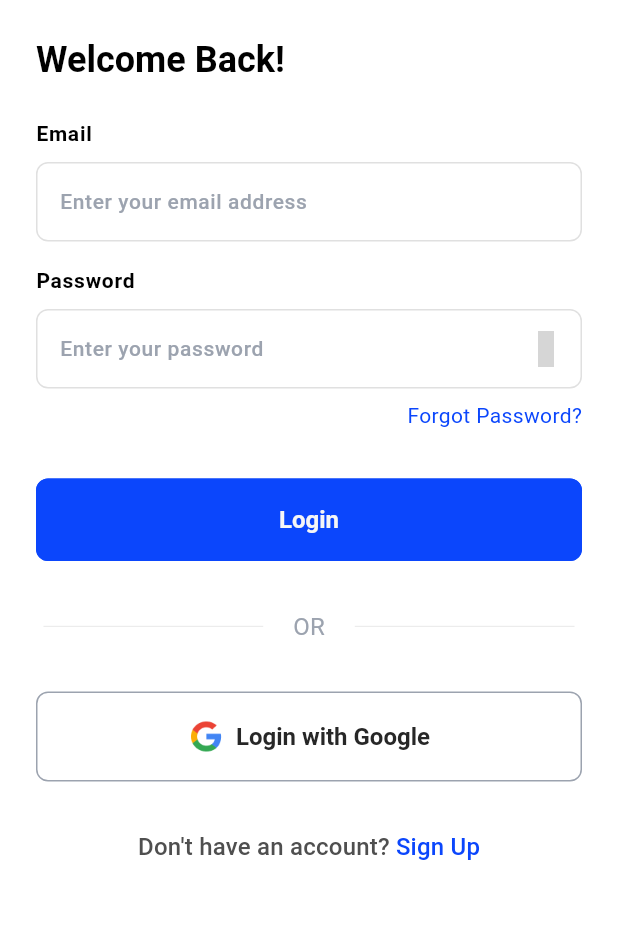
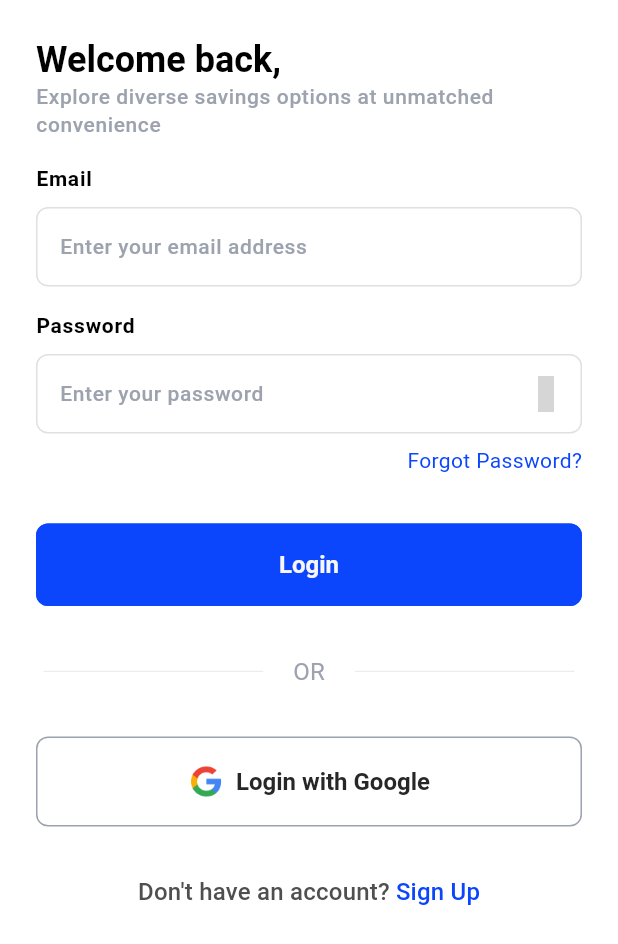
Before and after one commit to Agakesi/agakesi-FE, a Flutter app: the screen it shows after launch, on a phone screen of 412 x 824 dp. Shown: the top 944 px of the screen. Run offline on Flutter 3.47's test engine with Material 3 defaults, Android fonts, the light colour scheme and no system bars; our stand-ins replace flutter_svg, iconsax; Roboto replaces fonts that are missing (Poppins); grey boxes are pictures that could not be loaded.

Commit message:
update: welcome back texts

```diff
--- a/lib/screens/auth/sign_in.dart
+++ b/lib/screens/auth/sign_in.dart
@@ -22,7 +22,9 @@ class SignIn extends StatelessWidget {
               crossAxisAlignment: CrossAxisAlignment.start,
               children: <Widget>[
                 /// WELCOME BACK
-                // TODO: 'Discover limitiless savings options at unmatched convenience'
+                Column(
+                  crossAxisAlignment: CrossAxisAlignment.start,
+                  children: [
                     Text(
                       AppTexts.welcomeBack,
                       style: Theme.of(context)
@@ -30,7 +32,16 @@ class SignIn extends StatelessWidget {
                           .headlineMedium
                           ?.copyWith(fontWeight: FontWeight.w700),
                     ),
-                const SizedBox(height: AppSizes.defaultSpace),
+                    Text(
+                      AppTexts.welcomeBackExplore,
+                      style: Theme.of(context)
+                          .textTheme
+                          .bodySmall
+                          ?.copyWith(color: AppColors.darkGrey),
+                    )
+                  ],
+                ),
+                const SizedBox(height: AppSizes.spaceBtwItems),
 
                 /// SIGN IN FORM FIELDS
                 _buildSignInFormFields(context),
--- a/lib/utils/constants/texts.dart
+++ b/lib/utils/constants/texts.dart
@@ -2,7 +2,11 @@ class AppTexts {
   AppTexts._();
 
   /// AUTH
-  static const String welcomeBack = 'Welcome Back!';
+  static const String welcomeBack = 'Welcome back,';
+  static const String welcomeBackDiscover =
+      'Discover limitiless savings options at unmatched convenience.';
+  static const String welcomeBackExplore =
+      'Explore diverse savings options at unmatched convenience';
   static const String password = 'Password';
   static const String forgotPassword = 'Forgot Password?';
   static const String login = 'Login';
```
Lines whose indentation alone changed are shown as unchanged.
